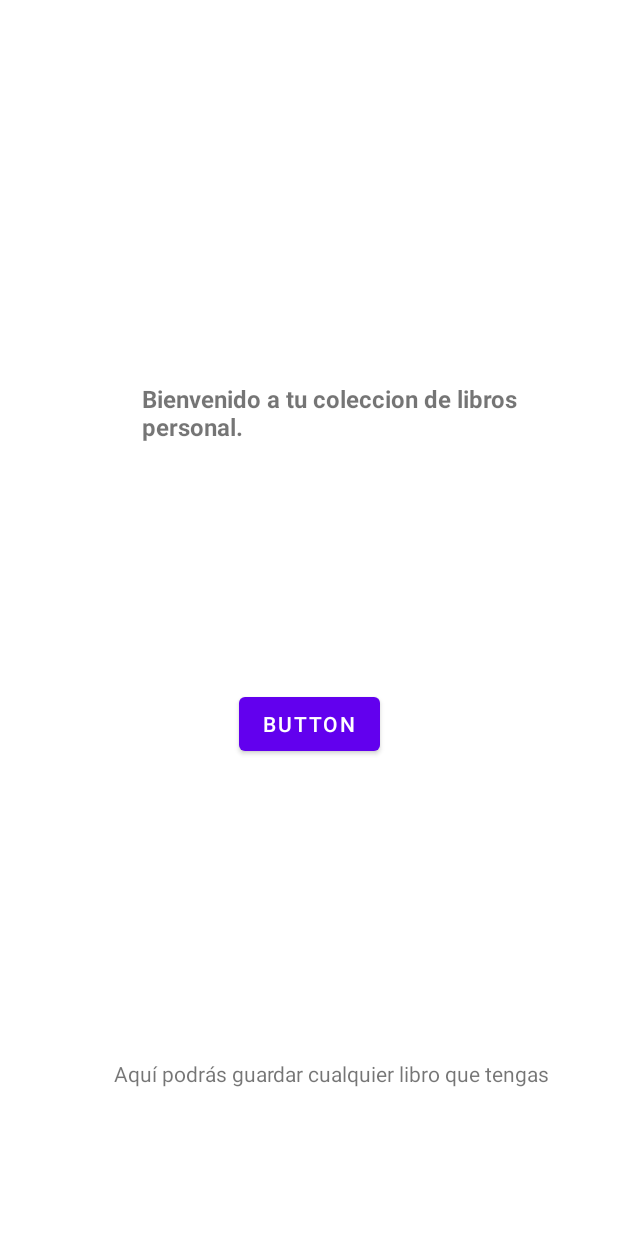
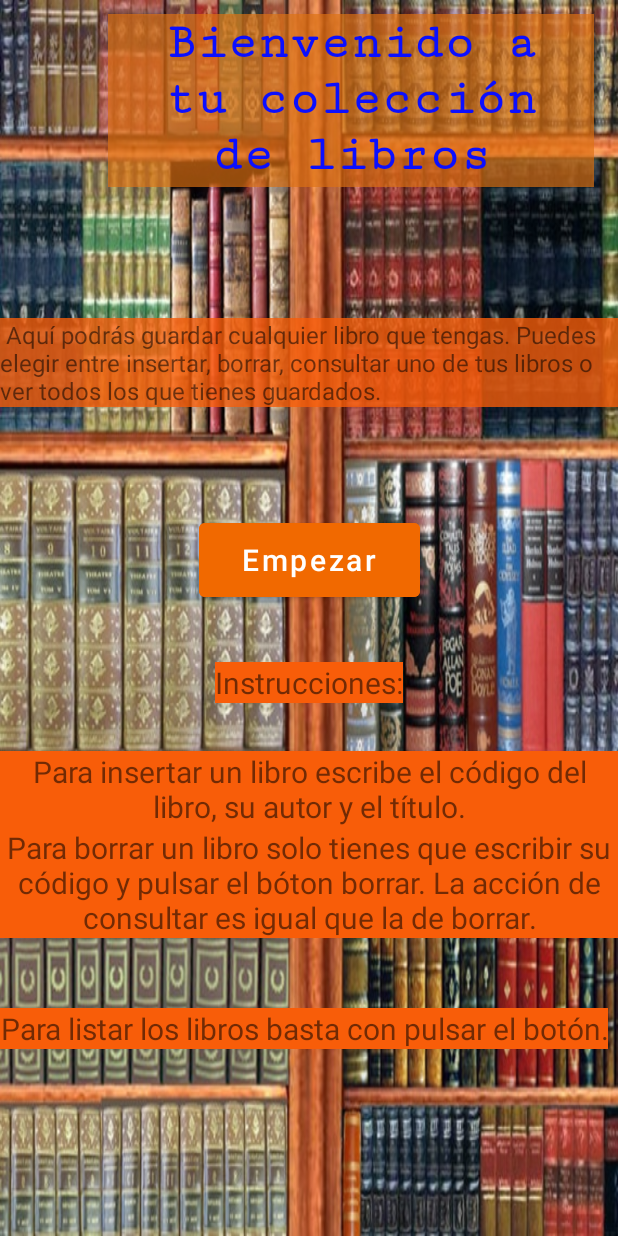
Before and after one commit to C7-G1/DavidCanoBDLibros, an Android app: the layout presentacion.xml on its own in the app's theme, with its tools: preview values and no code run, on a phone screen of 412 x 824 dp. Run offline under Robolectric (Android 15) with nearby library versions, the phone set to English and light mode, and no system bars.

Commit message:
Diseño y sonido

```diff
--- a/app/src/main/AndroidManifest.xml
+++ b/app/src/main/AndroidManifest.xml
@@ -15,6 +15,10 @@
         <activity
             android:name=".MainActivity"
             android:exported="true">
+        </activity>
+        <activity
+            android:name=".Presentacion"
+            android:exported="true">
             <intent-filter>
                 <action android:name="android.intent.action.MAIN" />
 
--- a/app/src/main/java/david/cano/davidcanobdlibros/MainActivity.java
+++ b/app/src/main/java/david/cano/davidcanobdlibros/MainActivity.java
@@ -23,6 +23,7 @@ public class MainActivity extends AppCompatActivity {
         super.onCreate(savedInstanceState);
         setContentView(R.layout.activity_main);
         crearBD = new CrearBD(this);
+
         edcodigo=findViewById(R.id.etCodigo);
         edtitulo=findViewById(R.id.etTitulo);
         edautor=findViewById(R.id.etAutor);
@@ -86,16 +87,13 @@ public class MainActivity extends AppCompatActivity {
         SQLiteDatabase bd;
 
         bd = crearBD.getWritableDatabase();
-        if (edcodigo.getText().toString().equals("") /*||
-                edtitulo.getText().toString().equals("") ||
-                edautor.getText().toString().equals(""))*/ ){
+        if (edcodigo.getText().toString().equals("") ){
             verMensajeToast("Cajas vacías, debes introducir los datos");
         } else {
             String cod = edcodigo.getText().toString();
-            /*String tit = edtitulo.getText().toString();
-            String aut = edautor.getText().toString();*/
             try {
                 bd.execSQL("DELETE FROM libros WHERE codigo ='"+cod+"'");
+
                 verMensajeToast("Datos borrados");
             } catch (Exception sqlex) {
                 verMensajeToast(sqlex.getMessage());
--- a/app/src/main/java/david/cano/davidcanobdlibros/Presentacion.java
+++ b/app/src/main/java/david/cano/davidcanobdlibros/Presentacion.java
@@ -3,14 +3,17 @@ package david.cano.davidcanobdlibros;
 import android.content.Intent;
 import android.os.Bundle;
 import android.view.View;
+import android.widget.Button;
 
 import androidx.appcompat.app.AppCompatActivity;
 
 public class Presentacion extends AppCompatActivity {
+    Button boton;
     @Override
     protected void onCreate(Bundle savedInstanceState) {
         super.onCreate(savedInstanceState);
         setContentView(R.layout.presentacion);
+        boton=findViewById(R.id.btSiguientePantalla);
     }
     public void pantallaInicial(View v){
         Intent i=new Intent(this,MainActivity.class);
--- a/app/src/main/java/david/cano/davidcanobdlibros/verLibros.java
+++ b/app/src/main/java/david/cano/davidcanobdlibros/verLibros.java
@@ -20,11 +20,13 @@ public class verLibros extends AppCompatActivity {
         super.onCreate(savedInstanceState);
         setContentView(R.layout.activity_ver_libros);
         crearBD = new CrearBD(this);
-        listaLibros = findViewById(R.id.lvLibros);
-        consultarLibros();
+
+        listaLibros = findViewById(R.id.lvListaLibros);
+        listarLibros();
+
     }
 
-    public void consultarLibros() {
+    public void listarLibros() {
         List<String> items = new ArrayList<String>();
         SQLiteDatabase bd = crearBD.getReadableDatabase();
         Cursor contenido = bd.rawQuery("select * from libros", null);
--- a/app/src/main/res/layout/activity_ver_libros.xml
+++ b/app/src/main/res/layout/activity_ver_libros.xml
@@ -6,14 +6,23 @@
     android:layout_height="match_parent"
     tools:context=".verLibros">
 
-    <ListView
-        android:id="@+id/lvLibros"
-        android:layout_width="409dp"
-        android:layout_height="734dp"
-        android:layout_marginTop="150dp"
+    <ScrollView
+        android:layout_width="match_parent"
+        android:layout_height="match_parent"
         app:layout_constraintBottom_toBottomOf="parent"
         app:layout_constraintEnd_toEndOf="parent"
         app:layout_constraintStart_toStartOf="parent"
-        app:layout_constraintTop_toTopOf="parent"
-        app:layout_constraintVertical_bias="0.993" />
+        app:layout_constraintTop_toTopOf="parent">
+
+        <LinearLayout
+            android:layout_width="match_parent"
+            android:layout_height="wrap_content"
+            android:orientation="vertical">
+
+            <ListView
+                android:id="@+id/lvListaLibros"
+                android:layout_width="match_parent"
+                android:layout_height="625dp" />
+        </LinearLayout>
+    </ScrollView>
 </androidx.constraintlayout.widget.ConstraintLayout>
--- a/app/src/main/res/layout/presentacion.xml
+++ b/app/src/main/res/layout/presentacion.xml
@@ -3,44 +3,122 @@
     xmlns:app="http://schemas.android.com/apk/res-auto"
     xmlns:tools="http://schemas.android.com/tools"
     android:layout_width="match_parent"
-    android:layout_height="match_parent">
+    android:layout_height="match_parent"
+    android:background="@drawable/biblioteca">
+
+    <TextView
+        android:id="@+id/textView5"
+        android:layout_width="wrap_content"
+        android:layout_height="wrap_content"
+        android:background="#F15400"
+        android:backgroundTint="#F85D09"
+        android:text="Para insertar un libro escribe el código del libro, su autor y el título."
+        android:textAlignment="center"
+        android:textSize="20sp"
+        app:layout_constraintBottom_toBottomOf="parent"
+        app:layout_constraintEnd_toEndOf="parent"
+        app:layout_constraintHorizontal_bias="0.0"
+        app:layout_constraintStart_toStartOf="parent"
+        app:layout_constraintTop_toBottomOf="@+id/textView4"
+        app:layout_constraintVertical_bias="0.106" />
+
+    <TextView
+        android:id="@+id/textView6"
+        android:layout_width="wrap_content"
+        android:layout_height="wrap_content"
+        android:background="#F15400"
+        android:backgroundTint="#F85D09"
+        android:text="Para borrar un libro solo tienes que escribir su código y pulsar el bóton borrar. La acción de consultar es igual que la de borrar."
+        android:textAlignment="center"
+        android:textSize="20sp"
+        app:layout_constraintBottom_toBottomOf="parent"
+        app:layout_constraintEnd_toEndOf="parent"
+        app:layout_constraintHorizontal_bias="0.0"
+        app:layout_constraintStart_toStartOf="@+id/textView5"
+        app:layout_constraintTop_toBottomOf="@+id/textView5"
+        app:layout_constraintVertical_bias="0.0" />
+
+    <TextView
+        android:id="@+id/textView4"
+        android:layout_width="wrap_content"
+        android:layout_height="wrap_content"
+        android:background="#F15400"
+        android:backgroundTint="#F85D09"
+        android:text="Instrucciones:"
+        android:textAlignment="center"
+        android:textSize="20sp"
+        app:layout_constraintBottom_toBottomOf="parent"
+        app:layout_constraintEnd_toEndOf="parent"
+        app:layout_constraintStart_toStartOf="parent"
+        app:layout_constraintTop_toTopOf="parent"
+        app:layout_constraintVertical_bias="0.554" />
+
+    <TextView
+        android:id="@+id/textView7"
+        android:layout_width="wrap_content"
+        android:layout_height="wrap_content"
+        android:background="#F15400"
+        android:backgroundTint="#F85D09"
+        android:text="Para listar los libros basta con pulsar el botón."
+        android:textAlignment="center"
+        android:textSize="20sp"
+        app:layout_constraintBottom_toBottomOf="parent"
+        app:layout_constraintEnd_toEndOf="parent"
+        app:layout_constraintHorizontal_bias="0.0"
+        app:layout_constraintStart_toStartOf="@+id/textView6"
+        app:layout_constraintTop_toBottomOf="@+id/textView6"
+        app:layout_constraintVertical_bias="0.272" />
 
     <TextView
         android:id="@+id/textView2"
         android:layout_width="wrap_content"
         android:layout_height="wrap_content"
-        android:text=" Aquí podrás guardar cualquier libro que tengas"
+        android:background="#F15400"
+        android:backgroundTint="#C8F85D09"
+        android:text=" Aquí podrás guardar cualquier libro que tengas. Puedes elegir entre insertar, borrar, consultar uno de tus libros o ver todos los que tienes guardados."
+        android:textSize="16sp"
         app:layout_constraintBottom_toBottomOf="parent"
         app:layout_constraintEnd_toEndOf="parent"
-        app:layout_constraintHorizontal_bias="0.615"
+        app:layout_constraintHorizontal_bias="0.0"
         app:layout_constraintStart_toStartOf="parent"
         app:layout_constraintTop_toTopOf="parent"
-        app:layout_constraintVertical_bias="0.877" />
+        app:layout_constraintVertical_bias="0.277" />
 
     <TextView
         android:id="@+id/tvTitulo"
-        android:layout_width="313dp"
-        android:layout_height="45dp"
+        android:layout_width="324dp"
+        android:layout_height="115dp"
+
         android:layout_marginLeft="16dp"
-        android:layout_marginEnd="4dp"
-        android:text="Bienvenido a tu coleccion de libros personal. "
-        android:textSize="16sp"
+        android:layout_marginEnd="16dp"
+        android:background="#ABDF7212"
+        android:fontFamily="serif-monospace"
+        android:text="Bienvenido a tu colección de libros personal. "
+        android:textAlignment="center"
+        android:textColor="#0B0FFF"
+        android:textSize="34sp"
         android:textStyle="bold"
         app:layout_constraintBottom_toBottomOf="parent"
         app:layout_constraintEnd_toEndOf="parent"
         app:layout_constraintLeft_toLeftOf="parent"
         app:layout_constraintTop_toTopOf="parent"
-        app:layout_constraintVertical_bias="0.327" />
+        app:layout_constraintVertical_bias="0.013" />
 
     <Button
-        android:id="@+id/button"
-        android:layout_width="wrap_content"
-        android:layout_height="wrap_content"
-        android:text="Button"
+        android:id="@+id/btSiguientePantalla"
+        android:layout_width="147dp"
+        android:layout_height="61dp"
+        android:backgroundTint="#F16900"
+        android:onClick="pantallaInicial"
+        android:text="Empezar"
+        android:textAlignment="center"
+        android:textAllCaps="false"
+        android:textSize="20sp"
         app:layout_constraintBottom_toBottomOf="parent"
         app:layout_constraintEnd_toEndOf="parent"
         app:layout_constraintHorizontal_bias="0.502"
         app:layout_constraintStart_toStartOf="parent"
         app:layout_constraintTop_toTopOf="parent"
-        app:layout_constraintVertical_bias="0.591" />
+        app:layout_constraintVertical_bias="0.449" />
+
 </androidx.constraintlayout.widget.ConstraintLayout>
```
Also changed, not shown: app/src/main/res/drawable-v24/biblioteca.jpg (added).
